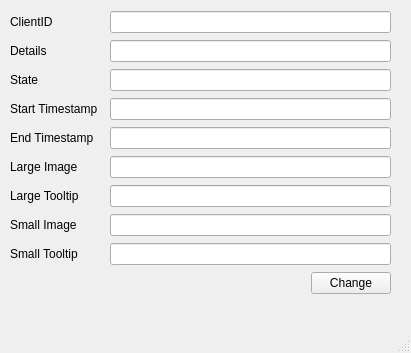
Old version of the form mainwindow.ui in the repository orangesobeautiful/DiscordCustomState.
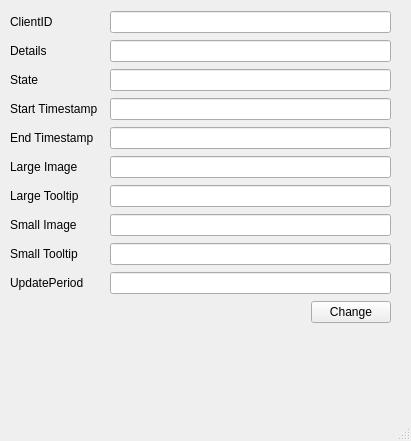
New version of the form.

The edit to the form file:
```diff
--- a/mainwindow.ui
+++ b/mainwindow.ui
@@ -7,7 +7,7 @@
     <x>0</x>
     <y>0</y>
     <width>411</width>
-    <height>353</height>
+    <height>441</height>
    </rect>
   </property>
   <property name="windowTitle">
@@ -20,7 +20,7 @@
       <x>10</x>
       <y>10</y>
       <width>381</width>
-      <height>294</height>
+      <height>324</height>
      </rect>
     </property>
     <layout class="QVBoxLayout" name="centralLayout">
@@ -207,6 +207,26 @@
        </item>
       </layout>
      </item>
+     <item>
+      <layout class="QHBoxLayout" name="horizontalLayout_12">
+       <item>
+        <widget class="QLabel" name="label_11">
+         <property name="minimumSize">
+          <size>
+           <width>94</width>
+           <height>0</height>
+          </size>
+         </property>
+         <property name="text">
+          <string>UpdatePeriod</string>
+         </property>
+        </widget>
+       </item>
+       <item>
+        <widget class="QLineEdit" name="updatePeriodLineEdit"/>
+       </item>
+      </layout>
+     </item>
      <item>
       <layout class="QHBoxLayout" name="horizontalLayout_10">
        <item>
```
